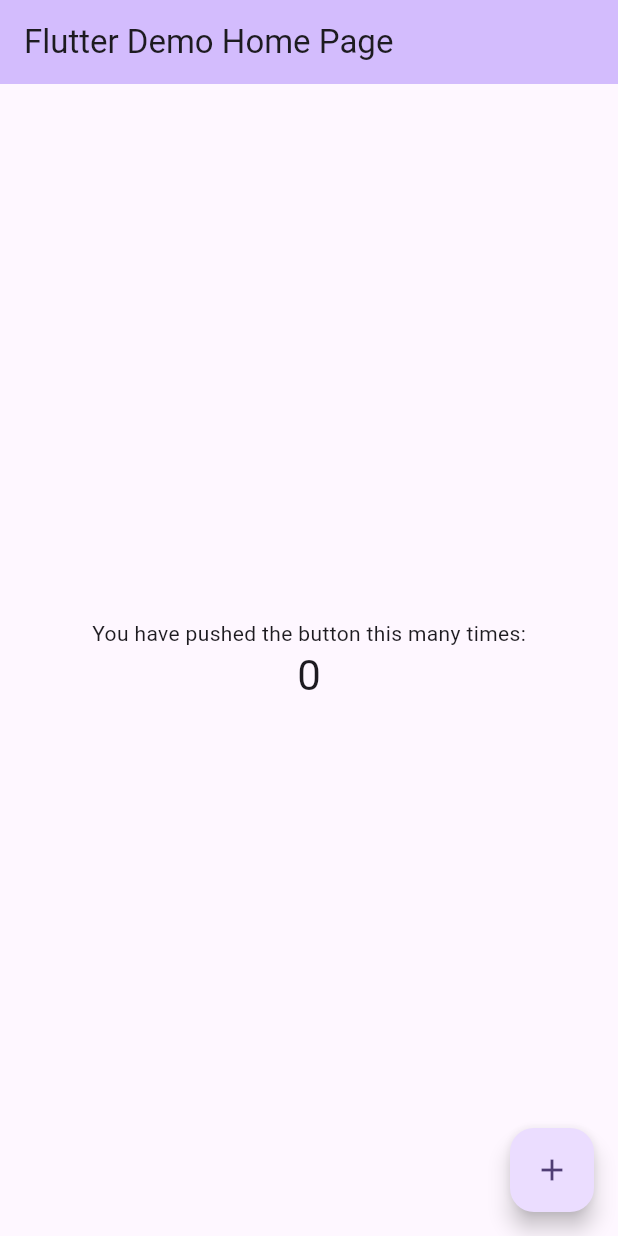
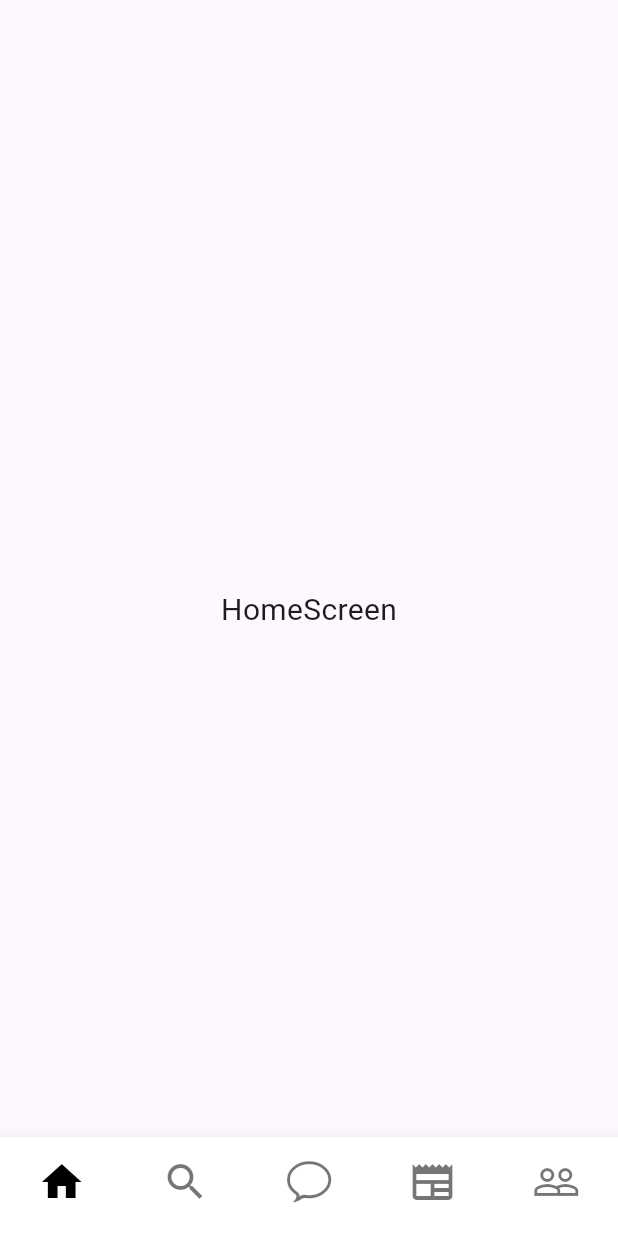
Before and after one commit to Ferrorist/Simcheonge, a Flutter app: the screen it shows after launch, on a phone screen of 412 x 824 dp. Run offline on Flutter 3.47's test engine with Material 3 defaults, Android fonts, the light colour scheme and no system bars.

Commit message:
Feat : 앱 네브바 생성 및 아이콘 설정

```diff
--- a/simcheonge_front/lib/main.dart
+++ b/simcheonge_front/lib/main.dart
@@ -1,125 +1,80 @@
 import 'package:flutter/material.dart';
+import 'package:simcheonge_front/wedgets/bottom_nav_item.dart';
+import 'package:simcheonge_front/screens/chatbot_screen.dart';
+import 'package:simcheonge_front/screens/article_screen.dart';
+import 'package:simcheonge_front/screens/home_screen.dart';
+import 'package:simcheonge_front/screens/news_screen.dart';
+import 'package:simcheonge_front/screens/search_screen.dart';
 
 void main() {
   runApp(const MyApp());
 }
 
 class MyApp extends StatelessWidget {
-  const MyApp({super.key});
+  const MyApp({
+    super.key,
+  });
 
-  // This widget is the root of your application.
   @override
   Widget build(BuildContext context) {
-    return MaterialApp(
-      title: 'Flutter Demo',
-      theme: ThemeData(
-        // This is the theme of your application.
-        //
-        // TRY THIS: Try running your application with "flutter run". You'll see
-        // the application has a purple toolbar. Then, without quitting the app,
-        // try changing the seedColor in the colorScheme below to Colors.green
-        // and then invoke "hot reload" (save your changes or press the "hot
-        // reload" button in a Flutter-supported IDE, or press "r" if you used
-        // the command line to start the app).
-        //
-        // Notice that the counter didn't reset back to zero; the application
-        // state is not lost during the reload. To reset the state, use hot
-        // restart instead.
-        //
-        // This works for code too, not just values: Most code changes can be
-        // tested with just a hot reload.
-        colorScheme: ColorScheme.fromSeed(seedColor: Colors.deepPurple),
-        useMaterial3: true,
-      ),
-      home: const MyHomePage(title: 'Flutter Demo Home Page'),
+    return const MaterialApp(
+      title: 'Your App Title',
+      home: MyHomePage(),
     );
   }
 }
 
 class MyHomePage extends StatefulWidget {
-  const MyHomePage({super.key, required this.title});
-
-  // This widget is the home page of your application. It is stateful, meaning
-  // that it has a State object (defined below) that contains fields that affect
-  // how it looks.
-
-  // This class is the configuration for the state. It holds the values (in this
-  // case the title) provided by the parent (in this case the App widget) and
-  // used by the build method of the State. Fields in a Widget subclass are
-  // always marked "final".
-
-  final String title;
+  const MyHomePage({
+    super.key,
+  });
 
   @override
   State<MyHomePage> createState() => _MyHomePageState();
 }
 
 class _MyHomePageState extends State<MyHomePage> {
-  int _counter = 0;
-
-  void _incrementCounter() {
-    setState(() {
-      // This call to setState tells the Flutter framework that something has
-      // changed in this State, which causes it to rerun the build method below
-      // so that the display can reflect the updated values. If we changed
-      // _counter without calling setState(), then the build method would not be
-      // called again, and so nothing would appear to happen.
-      _counter++;
-    });
-  }
+  int _selectedIndex = 0;
 
   @override
   Widget build(BuildContext context) {
-    // This method is rerun every time setState is called, for instance as done
-    // by the _incrementCounter method above.
-    //
-    // The Flutter framework has been optimized to make rerunning build methods
-    // fast, so that you can just rebuild anything that needs updating rather
-    // than having to individually change instances of widgets.
     return Scaffold(
-      appBar: AppBar(
-        // TRY THIS: Try changing the color here to a specific color (to
-        // Colors.amber, perhaps?) and trigger a hot reload to see the AppBar
-        // change color while the other colors stay the same.
-        backgroundColor: Theme.of(context).colorScheme.inversePrimary,
-        // Here we take the value from the MyHomePage object that was created by
-        // the App.build method, and use it to set our appbar title.
-        title: Text(widget.title),
+      appBar: AppBar(),
+      body: IndexedStack(
+        index: _selectedIndex,
+        children: const [
+          HomeScreen(),
+          SearchScreen(),
+          ChatbotScreen(),
+          NewsScreen(),
+          ArticleScreen(),
+        ],
       ),
-      body: Center(
-        // Center is a layout widget. It takes a single child and positions it
-        // in the middle of the parent.
-        child: Column(
-          // Column is also a layout widget. It takes a list of children and
-          // arranges them vertically. By default, it sizes itself to fit its
-          // children horizontally, and tries to be as tall as its parent.
-          //
-          // Column has various properties to control how it sizes itself and
-          // how it positions its children. Here we use mainAxisAlignment to
-          // center the children vertically; the main axis here is the vertical
-          // axis because Columns are vertical (the cross axis would be
-          // horizontal).
-          //
-          // TRY THIS: Invoke "debug painting" (choose the "Toggle Debug Paint"
-          // action in the IDE, or press "p" in the console), to see the
-          // wireframe for each widget.
-          mainAxisAlignment: MainAxisAlignment.center,
-          children: <Widget>[
-            const Text(
-              'You have pushed the button this many times:',
-            ),
-            Text(
-              '$_counter',
-              style: Theme.of(context).textTheme.headlineMedium,
-            ),
-          ],
-        ),
+      bottomNavigationBar: BottomNavigationBar(
+        backgroundColor: Colors.white,
+        type: BottomNavigationBarType.fixed,
+        currentIndex: _selectedIndex,
+        selectedItemColor: Colors.black,
+        unselectedItemColor: Colors.black54,
+        showSelectedLabels: false,
+        showUnselectedLabels: false,
+        enableFeedback: false,
+        iconSize: 32.0,
+        onTap: (index) {
+          setState(() {
+            _selectedIndex = index;
+          });
+        },
+        items: bottomNavItems
+            .map(
+              (e) => BottomNavigationBarItem(
+                icon: Icon(e.iconData),
+                activeIcon: Icon(e.activeIconData),
+                label: e.label,
+              ),
+            )
+            .toList(),
       ),
-      floatingActionButton: FloatingActionButton(
-        onPressed: _incrementCounter,
-        tooltip: 'Increment',
-        child: const Icon(Icons.add),
-      ), // This trailing comma makes auto-formatting nicer for build methods.
     );
   }
 }
--- /dev/null
+++ b/simcheonge_front/lib/screens/home_screen.dart
@@ -0,0 +1,19 @@
+import 'package:flutter/material.dart';
+
+class HomeScreen extends StatelessWidget {
+  const HomeScreen({super.key});
+
+  @override
+  Widget build(BuildContext context) {
+    return const Scaffold(
+      body: Center(
+        child: Text(
+          'HomeScreen',
+          style: TextStyle(
+            fontSize: 20.0,
+          ),
+        ),
+      ),
+    );
+  }
+}
--- /dev/null
+++ b/simcheonge_front/lib/wedgets/bottom_nav_item.dart
@@ -0,0 +1,35 @@
+import 'package:flutter/cupertino.dart';
+import 'package:flutter/material.dart';
+
+class BottomNavItem {
+  IconData iconData;
+  IconData activeIconData;
+  String label;
+
+  BottomNavItem({
+    required this.iconData,
+    required this.activeIconData,
+    required this.label,
+  });
+}
+
+final List<BottomNavItem> bottomNavItems = [
+  BottomNavItem(
+      iconData: Icons.home_outlined, activeIconData: Icons.home, label: '홈'),
+  BottomNavItem(
+      iconData: Icons.search_outlined,
+      activeIconData: Icons.search,
+      label: '검색'),
+  BottomNavItem(
+      iconData: CupertinoIcons.chat_bubble,
+      activeIconData: CupertinoIcons.chat_bubble_fill,
+      label: '챗봇'),
+  BottomNavItem(
+      iconData: Icons.newspaper_outlined,
+      activeIconData: Icons.newspaper,
+      label: '뉴스'),
+  BottomNavItem(
+      iconData: Icons.people_outline,
+      activeIconData: Icons.people,
+      label: '게시판'),
+];
--- a/simcheonge_front/pubspec.yaml
+++ b/simcheonge_front/pubspec.yaml
@@ -28,6 +28,7 @@
 # the latest version available on pub.dev. To see which dependencies have newer
 # versions available, run `flutter pub outdated`.
 dependencies:
+  flutter_native_splash: ^2.3.13
   flutter:
     sdk: flutter
   http: ^1.2.1
@@ -60,7 +61,9 @@
   uses-material-design: true
 
   # To add assets to your application, add an assets section, like this:
-  # assets:
+  assets:
+    - assets/android12splash.gif
+    - assets/splash.png
   #   - images/a_dot_burr.jpeg
   #   - images/a_dot_ham.jpeg
 
```
Also changed, not shown: simcheonge_front/flutter_native_splash.yaml (added, +144 -0 lines), simcheonge_front/lib/screens/article_screen.dart (added, +19 -0 lines), simcheonge_front/lib/screens/chatbot_screen.dart (added, +19 -0 lines), simcheonge_front/lib/screens/news_screen.dart (added, +19 -0 lines), simcheonge_front/lib/screens/search_screen.dart (added, +19 -0 lines), simcheonge_front/assets/splash.png (added), 34 other files.
